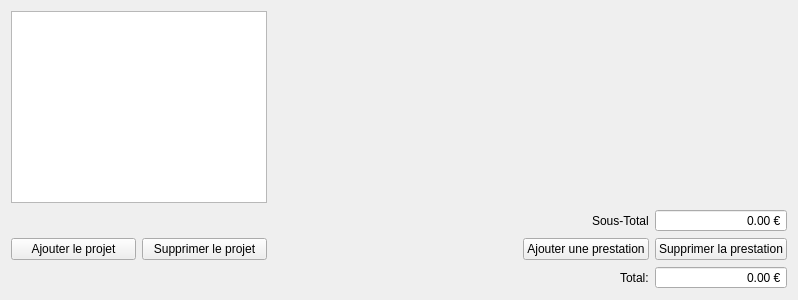
This is src/gui/widgets/contributorieswidget.ui in FACT-Team/FactDev as Qt 5 draws it before an edit. The edited form follows.
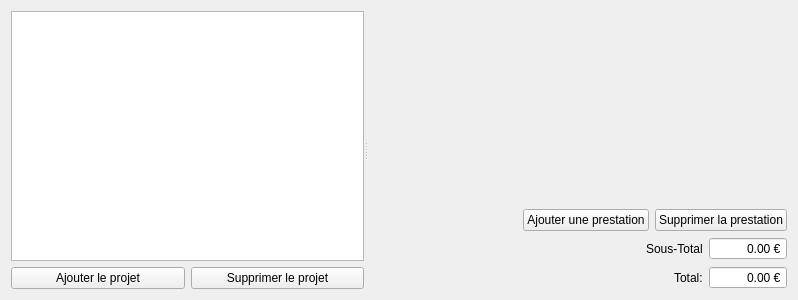
This is the edited form. Icons and pictures are not drawn.

Commit message: Add a QSplit. Thanks to @KraTuX :)

```diff
--- a/src/gui/widgets/contributorieswidget.ui
+++ b/src/gui/widgets/contributorieswidget.ui
@@ -13,9 +13,72 @@
   <property name="windowTitle">
    <string>Form</string>
   </property>
-  <layout class="QGridLayout" name="gridLayout">
+  <layout class="QGridLayout" name="gridLayout_5">
+   <item row="0" column="0">
+    <widget class="QSplitter" name="splitter">
+     <property name="sizePolicy">
+      <sizepolicy hsizetype="Ignored" vsizetype="Preferred">
+       <horstretch>0</horstretch>
+       <verstretch>0</verstretch>
+      </sizepolicy>
+     </property>
+     <property name="cursor">
+      <cursorShape>ArrowCursor</cursorShape>
+     </property>
+     <property name="layoutDirection">
+      <enum>Qt::LeftToRight</enum>
+     </property>
+     <property name="orientation">
+      <enum>Qt::Horizontal</enum>
+     </property>
+     <property name="opaqueResize">
+      <bool>true</bool>
+     </property>
+     <property name="childrenCollapsible">
+      <bool>true</bool>
+     </property>
+     <widget class="QWidget" name="gridLayoutWidget">
+      <layout class="QGridLayout" name="gridLayout_4">
+       <property name="sizeConstraint">
+        <enum>QLayout::SetMinimumSize</enum>
+       </property>
+       <item row="1" column="0" colspan="2">
+        <layout class="QHBoxLayout" name="horizontalLayout">
+         <property name="sizeConstraint">
+          <enum>QLayout::SetMinimumSize</enum>
+         </property>
+         <item>
+          <widget class="QPushButton" name="btnAddProject">
+           <property name="text">
+            <string>Ajouter le projet</string>
+           </property>
+           <property name="icon">
+            <iconset resource="../../icons.qrc">
+             <normaloff>:/icons/img/add_project.png</normaloff>:/icons/img/add_project.png</iconset>
+           </property>
+          </widget>
+         </item>
+         <item>
+          <widget class="QPushButton" name="btnRemoveProject">
+           <property name="text">
+            <string>Supprimer le projet</string>
+           </property>
+           <property name="icon">
+            <iconset resource="../../icons.qrc">
+             <normaloff>:/icons/img/remove_project.png</normaloff>:/icons/img/remove_project.png</iconset>
+           </property>
+          </widget>
+         </item>
+        </layout>
+       </item>
    <item row="0" column="0" colspan="2">
     <widget class="QTableView" name="tblProjects">
+         <property name="sizePolicy">
+          <sizepolicy hsizetype="Minimum" vsizetype="Expanding">
+           <horstretch>0</horstretch>
+           <verstretch>0</verstretch>
+          </sizepolicy>
+         </property>
      <property name="maximumSize">
       <size>
        <width>380</width>
@@ -27,59 +90,23 @@
      </property>
     </widget>
    </item>
-   <item row="0" column="2" colspan="4">
-    <widget class="QStackedWidget" name="stack">
-     <property name="currentIndex">
-      <number>-1</number>
-     </property>
-    </widget>
-   </item>
-   <item row="1" column="5">
-    <widget class="QDoubleSpinBox" name="sbSubSum">
-     <property name="alignment">
-      <set>Qt::AlignRight|Qt::AlignTrailing|Qt::AlignVCenter</set>
-     </property>
-     <property name="readOnly">
-      <bool>true</bool>
-     </property>
-     <property name="buttonSymbols">
-      <enum>QAbstractSpinBox::NoButtons</enum>
-     </property>
-     <property name="specialValueText">
-      <string/>
-     </property>
-     <property name="suffix">
-      <string> €</string>
-     </property>
-     <property name="maximum">
-      <double>100000.990000000005239</double>
-     </property>
-    </widget>
-   </item>
-   <item row="2" column="0">
-    <widget class="QPushButton" name="btnAddProject">
-     <property name="text">
-      <string>Ajouter le projet</string>
-     </property>
-     <property name="icon">
-      <iconset resource="../../icons.qrc">
-       <normaloff>:/icons/img/add_project.png</normaloff>:/icons/img/add_project.png</iconset>
-     </property>
-    </widget>
-   </item>
-   <item row="2" column="1">
-    <widget class="QPushButton" name="btnRemoveProject">
-     <property name="text">
-      <string>Supprimer le projet</string>
-     </property>
-     <property name="icon">
-      <iconset resource="../../icons.qrc">
-       <normaloff>:/icons/img/remove_project.png</normaloff>:/icons/img/remove_project.png</iconset>
-     </property>
-    </widget>
-   </item>
-   <item row="2" column="2">
-    <spacer name="horizontalSpacer">
+      </layout>
+     </widget>
+     <widget class="QWidget" name="gridLayoutWidget_2">
+      <layout class="QGridLayout" name="gridLayout">
+       <property name="sizeConstraint">
+        <enum>QLayout::SetMaximumSize</enum>
+       </property>
+       <item row="0" column="0">
+        <widget class="QStackedWidget" name="stack"/>
+       </item>
+       <item row="1" column="0">
+        <layout class="QHBoxLayout" name="horizontalLayout_2">
+         <property name="sizeConstraint">
+          <enum>QLayout::SetMaximumSize</enum>
+         </property>
+         <item>
+          <spacer name="horizontalSpacer_2">
      <property name="orientation">
       <enum>Qt::Horizontal</enum>
      </property>
@@ -91,7 +118,7 @@
      </property>
     </spacer>
    </item>
-   <item row="2" column="3" colspan="2">
+         <item>
     <widget class="QPushButton" name="btnAddPrestation">
      <property name="text">
       <string>Ajouter une prestation</string>
@@ -102,7 +129,7 @@
      </property>
     </widget>
    </item>
-   <item row="2" column="5">
+         <item>
     <widget class="QPushButton" name="btnRmovePrestation">
      <property name="text">
       <string>Supprimer la prestation</string>
@@ -113,53 +140,111 @@
      </property>
     </widget>
    </item>
-   <item row="3" column="5">
-    <widget class="QDoubleSpinBox" name="sbAllSums">
-     <property name="alignment">
-      <set>Qt::AlignRight|Qt::AlignTrailing|Qt::AlignVCenter</set>
-     </property>
-     <property name="readOnly">
-      <bool>true</bool>
-     </property>
-     <property name="buttonSymbols">
-      <enum>QAbstractSpinBox::NoButtons</enum>
-     </property>
-     <property name="specialValueText">
-      <string/>
-     </property>
-     <property name="suffix">
-      <string> €</string>
-     </property>
-     <property name="maximum">
-      <double>100000.990000000005239</double>
-     </property>
-    </widget>
-   </item>
-   <item row="1" column="3" colspan="2" alignment="Qt::AlignRight">
+        </layout>
+       </item>
+       <item row="2" column="0">
+        <layout class="QHBoxLayout" name="horizontalLayout_3">
+         <property name="sizeConstraint">
+          <enum>QLayout::SetMaximumSize</enum>
+         </property>
+         <item>
+          <spacer name="horizontalSpacer_3">
+           <property name="orientation">
+            <enum>Qt::Horizontal</enum>
+           </property>
+           <property name="sizeHint" stdset="0">
+            <size>
+             <width>40</width>
+             <height>20</height>
+            </size>
+           </property>
+          </spacer>
+         </item>
+         <item>
     <widget class="QLabel" name="label_2">
      <property name="text">
       <string>Sous-Total</string>
      </property>
     </widget>
    </item>
-   <item row="3" column="3" colspan="2" alignment="Qt::AlignRight">
+         <item>
+          <widget class="QDoubleSpinBox" name="sbSubSum">
+           <property name="alignment">
+            <set>Qt::AlignRight|Qt::AlignTrailing|Qt::AlignVCenter</set>
+           </property>
+           <property name="readOnly">
+            <bool>true</bool>
+           </property>
+           <property name="buttonSymbols">
+            <enum>QAbstractSpinBox::NoButtons</enum>
+           </property>
+           <property name="specialValueText">
+            <string/>
+           </property>
+           <property name="suffix">
+            <string> €</string>
+           </property>
+           <property name="maximum">
+            <double>100000.990000000005239</double>
+           </property>
+          </widget>
+         </item>
+        </layout>
+       </item>
+       <item row="3" column="0">
+        <layout class="QHBoxLayout" name="horizontalLayout_4">
+         <property name="sizeConstraint">
+          <enum>QLayout::SetMaximumSize</enum>
+         </property>
+         <item>
+          <spacer name="horizontalSpacer_4">
+           <property name="orientation">
+            <enum>Qt::Horizontal</enum>
+           </property>
+           <property name="sizeHint" stdset="0">
+            <size>
+             <width>40</width>
+             <height>20</height>
+            </size>
+           </property>
+          </spacer>
+         </item>
+         <item>
     <widget class="QLabel" name="label">
      <property name="text">
       <string>Total:</string>
      </property>
     </widget>
    </item>
-  </layout>
-  <zorder>btnRemoveProject</zorder>
-  <zorder>btnRmovePrestation</zorder>
-  <zorder>btnAddPrestation</zorder>
-  <zorder>btnAddProject</zorder>
-  <zorder>stack</zorder>
-  <zorder>tblProjects</zorder>
-  <zorder>sbAllSums</zorder>
-  <zorder>sbSubSum</zorder>
-  <zorder>label_2</zorder>
-  <zorder>label</zorder>
+         <item>
+          <widget class="QDoubleSpinBox" name="sbAllSums">
+           <property name="alignment">
+            <set>Qt::AlignRight|Qt::AlignTrailing|Qt::AlignVCenter</set>
+           </property>
+           <property name="readOnly">
+            <bool>true</bool>
+           </property>
+           <property name="buttonSymbols">
+            <enum>QAbstractSpinBox::NoButtons</enum>
+           </property>
+           <property name="specialValueText">
+            <string/>
+           </property>
+           <property name="suffix">
+            <string> €</string>
+           </property>
+           <property name="maximum">
+            <double>100000.990000000005239</double>
+           </property>
+          </widget>
+         </item>
+        </layout>
+       </item>
+      </layout>
+     </widget>
+    </widget>
+   </item>
+  </layout>
  </widget>
  <resources>
   <include location="../../icons.qrc"/>
```
Left out of the diff: 32 changed lines with no effect on the pictures. Lines whose indentation alone changed are shown as unchanged. The commit also changes 2 other files.
